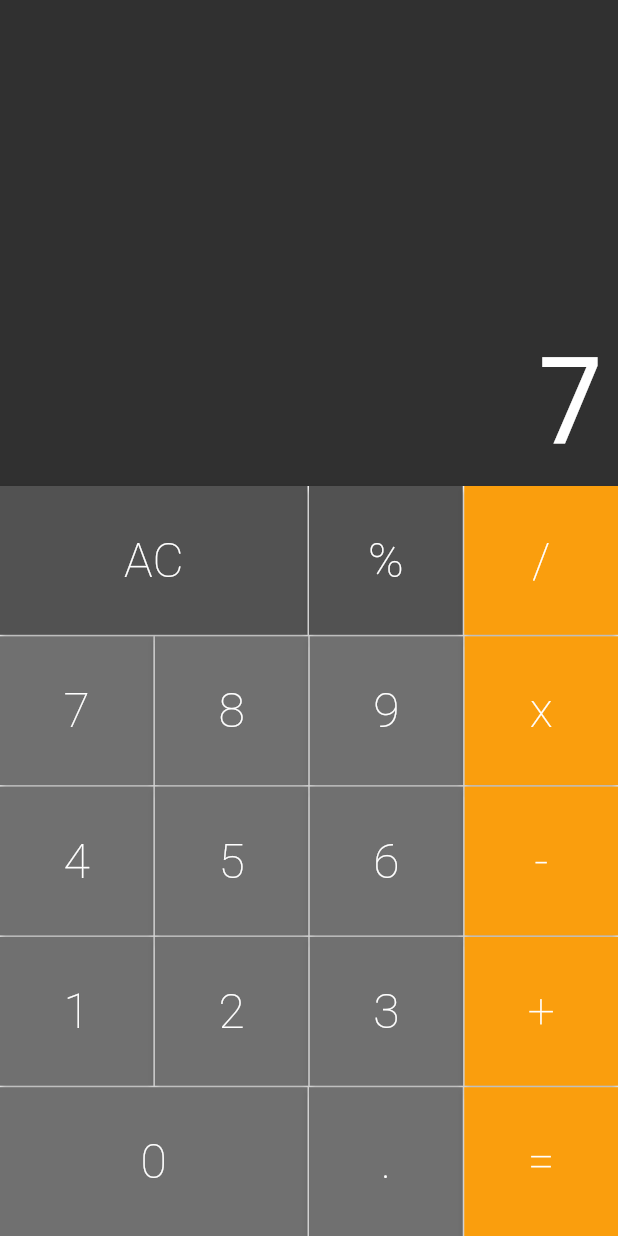
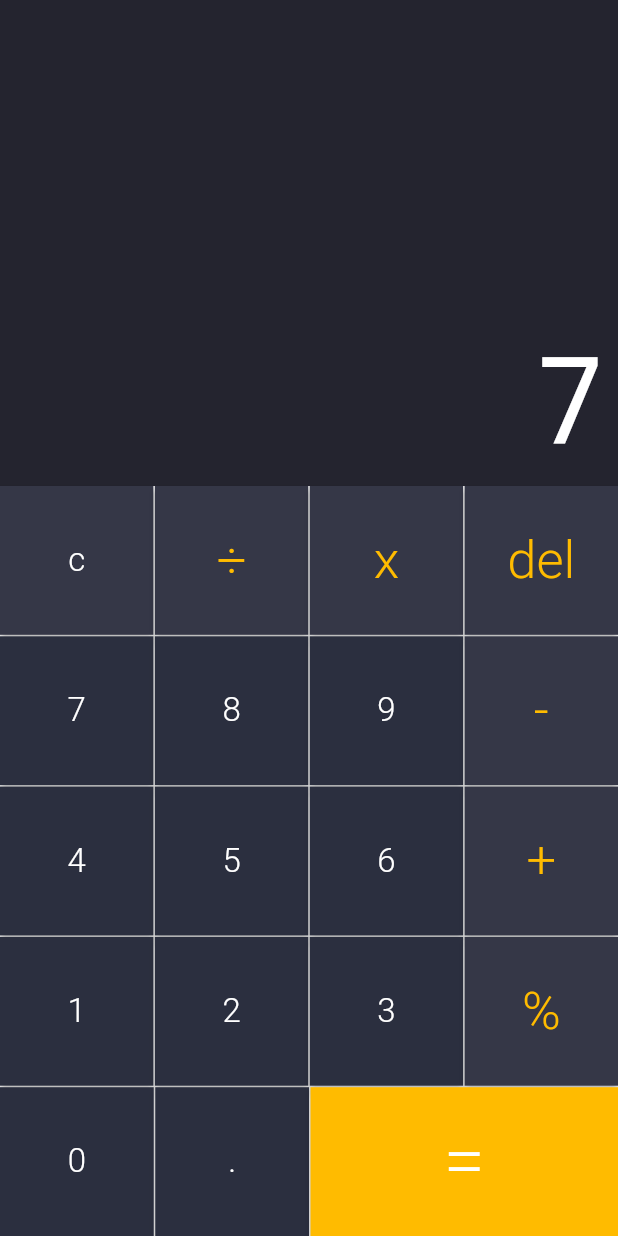
Before and after one commit to epifaniofrancisco/calculadora_app, a Flutter app: the screen it shows after launch, after a tap on an icon or button, on a phone screen of 412 x 824 dp. Run offline on Flutter 3.47's test engine with Material 2 defaults, Android fonts, the phone set to English and light mode, and no system bars; drawn by our look-alikes of auto_size_text; our stand-ins replace google_fonts.

Commit message:
Versão2.0
UI do App alterado para novas cores e um novo botão.

```diff
--- a/lib/main.dart
+++ b/lib/main.dart
@@ -1,4 +1,12 @@
 // @dart=2.9
+
+/*
+
+Autor: Epifânio Francisco
+Data: 03/09/2021
+Função: Uma App de Calculadora simples com Flutter.
+
+*/
 
 import 'package:calculadora_app/screens/calculator.dart';
 import 'package:flutter/material.dart';
--- a/lib/models/memory.dart
+++ b/lib/models/memory.dart
@@ -1,5 +1,5 @@
 class Memory {
-  static const operations = const ['%', '/', 'x', '-', '+', '='];
+  static const operations = const ['%', '÷', 'x', '-', '+', '='];
   String _value = '0';
   final _buffer = [0.0, 0.0];
   int _bufferIndex = 0;
@@ -12,10 +12,12 @@ class Memory {
       _operation = command;
       return;
     }
-    if (command == 'AC') {
+    if (command == 'c') {
       _allClear();
     } else if (operations.contains(command)) {
       _setOperation(command);
+    } else if (command == 'del') {
+      _delete();
     } else {
       _addDigit(command);
     }
@@ -76,11 +78,17 @@ class Memory {
     _wipeValue = false;
   }
 
+  _delete() {
+    _value = _value.length > 1 ?_value.substring(0, _value.length - 1) : '0';
+    _buffer[_bufferIndex] = double.tryParse(_value)!;
+
+  }
+
   _calculate() {
     switch (_operation) {
       case '%':
         return _buffer[0] % _buffer[1];
-      case '/':
+      case '÷':
         return _buffer[0] / _buffer[1];
       case 'x':
         return _buffer[0] * _buffer[1];
--- a/lib/widgets/button.dart
+++ b/lib/widgets/button.dart
@@ -1,38 +1,54 @@
 import 'package:flutter/material.dart';
+import 'package:google_fonts/google_fonts.dart';
 
 class Button extends StatelessWidget {
-  static const DARK = Color.fromRGBO(82, 82, 82, 1);
-  static const DEFAULT = Color.fromRGBO(112, 112, 112, 1);
-  static const OPERATION = Color.fromRGBO(250, 158, 13, 1);
+  static const DEFAULT = Color.fromRGBO(43, 47, 63, 1);
+  static const OPERATION = Color.fromRGBO(53, 55, 71, 1);
+  static const OPERATIONTEXT = Color.fromRGBO(255, 187, 0, 1);
 
   final String text;
   final bool big;
   final Color color;
+  final Color colorText;
+  final double sizeText;
   final void Function(String) cb;
 
   const Button(
-      {Key? key, required this.text, this.big = false, this.color = DEFAULT, required this.cb})
+      {Key? key,
+      required this.text,
+      this.big = false,
+      this.color = DEFAULT,
+      this.colorText = Colors.white,
+      required this.cb,
+      this.sizeText = 22})
       : super(key: key);
 
   const Button.operation(
-      {Key? key, required this.text, this.big = false, this.color = OPERATION, required this.cb})
+      {Key? key,
+      required this.text,
+      this.big = false,
+      this.color = OPERATION,
+      this.colorText = OPERATIONTEXT,
+      required this.cb,
+      this.sizeText = 35})
       : super(key: key);
+
   @override
   Widget build(BuildContext context) {
     return Expanded(
         flex: big ? 2 : 1,
         child: ElevatedButton(
-
             style: ButtonStyle(
-              shape: MaterialStateProperty.all(RoundedRectangleBorder()),
+                shape: MaterialStateProperty.all(RoundedRectangleBorder()),
                 backgroundColor: MaterialStateProperty.all(this.color)),
             onPressed: () => cb(text),
             child: Text(
               text,
-              style: TextStyle(
-                  color: Colors.white,
-                  fontSize: 32,
-                  fontWeight: FontWeight.w200),
+              style: GoogleFonts.roboto(
+                color: this.colorText,
+                fontSize: sizeText,
+                fontWeight: FontWeight.w300
+              )
             )));
   }
 }
--- a/lib/widgets/display.dart
+++ b/lib/widgets/display.dart
@@ -11,7 +11,7 @@ class Display extends StatelessWidget {
     return Expanded(
         flex: 1,
         child: Container(
-            color: Color.fromRGBO(48, 48, 48, 1),
+            color: Color.fromRGBO(36, 36, 47, 1),
             child: Column(
               mainAxisAlignment: MainAxisAlignment.end,
               crossAxisAlignment: CrossAxisAlignment.stretch,
--- a/lib/widgets/keyboard.dart
+++ b/lib/widgets/keyboard.dart
@@ -13,49 +13,43 @@ class Keyboard extends StatelessWidget {
         height: 500,
         child: Column(children: [
           ButtonRow(buttons: [
-            Button(
-              text: 'AC',
-              big: true,
+            Button(text: 'c', cb: cb, colorText: Colors.white, color: Button.OPERATION,),
+            Button.operation(
+              text: '÷',
               cb: cb,
-              color: Button.DARK
             ),
-            Button(
-              text: '%',
+            Button.operation(text: 'x', cb: cb),
+            Button.operation(
+              text: 'del',
               cb: cb,
-              color: Button.DARK,
             ),
-            Button.operation(text: '/', cb: cb),
           ]),
           SizedBox(height: 1),
           ButtonRow(buttons: [
             Button(text: '7', cb: cb),
             Button(text: '8', cb: cb),
             Button(text: '9', cb: cb),
-            Button.operation(text: 'x', cb: cb),
+            Button.operation(text: '-', cb: cb),
           ]),
           SizedBox(height: 1),
           ButtonRow(buttons: [
             Button(text: '4', cb: cb),
             Button(text: '5', cb: cb),
             Button(text: '6', cb: cb),
-            Button.operation(text: '-', cb: cb),
+            Button.operation(text: '+', cb: cb),
           ]),
           SizedBox(height: 1),
           ButtonRow(buttons: [
             Button(text: '1', cb: cb),
             Button(text: '2', cb: cb),
             Button(text: '3', cb: cb),
-            Button.operation(text: '+', cb: cb),
+            Button.operation(text: '%', cb: cb),
           ]),
           SizedBox(height: 1),
           ButtonRow(buttons: [
-            Button(
-              text: '0',
-              big: true,
-              cb: cb
-            ),
+            Button(text: '0', cb: cb),
             Button(text: '.', cb: cb),
-            Button.operation(text: '=', cb: cb),
+            Button(text: '=', big: true, cb: cb, color: Button.OPERATIONTEXT, sizeText: 50,),
           ])
         ]));
   }
--- a/pubspec.yaml
+++ b/pubspec.yaml
@@ -24,7 +24,7 @@ dependencies:
   flutter:
     sdk: flutter
   auto_size_text: ^2.1.0
-
+  google_fonts: ^2.1.0
   # The following adds the Cupertino Icons font to your application.
   # Use with the CupertinoIcons class for iOS style icons.
   cupertino_icons: ^1.0.2
```
Also changed, not shown: pubspec.lock.
